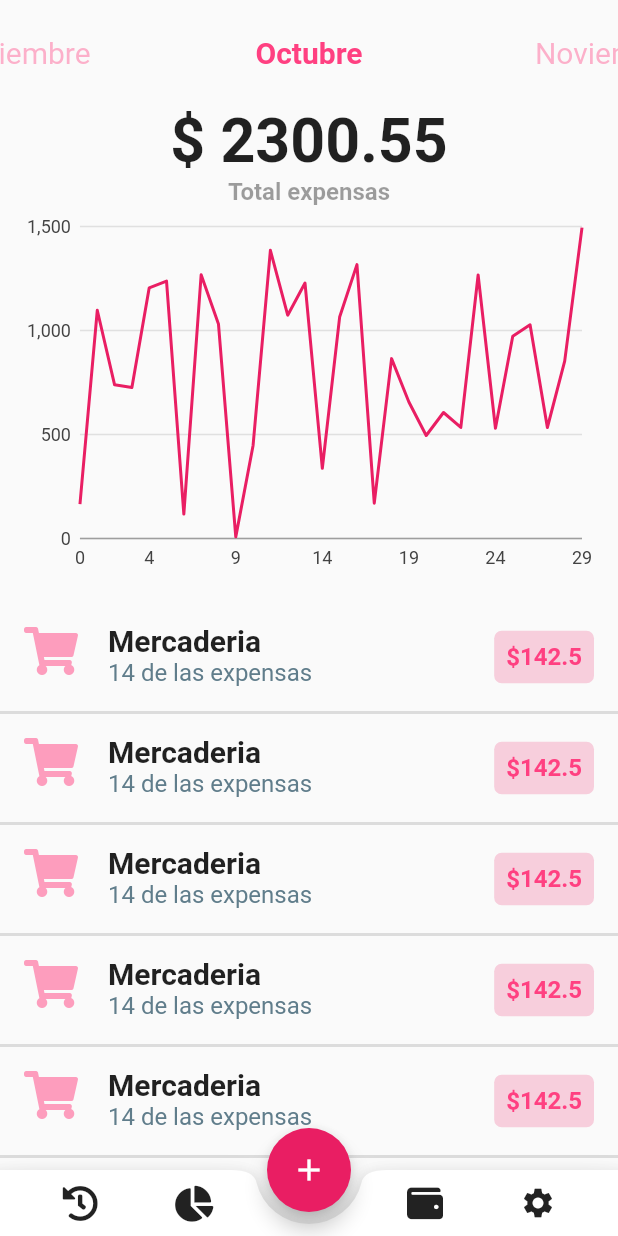
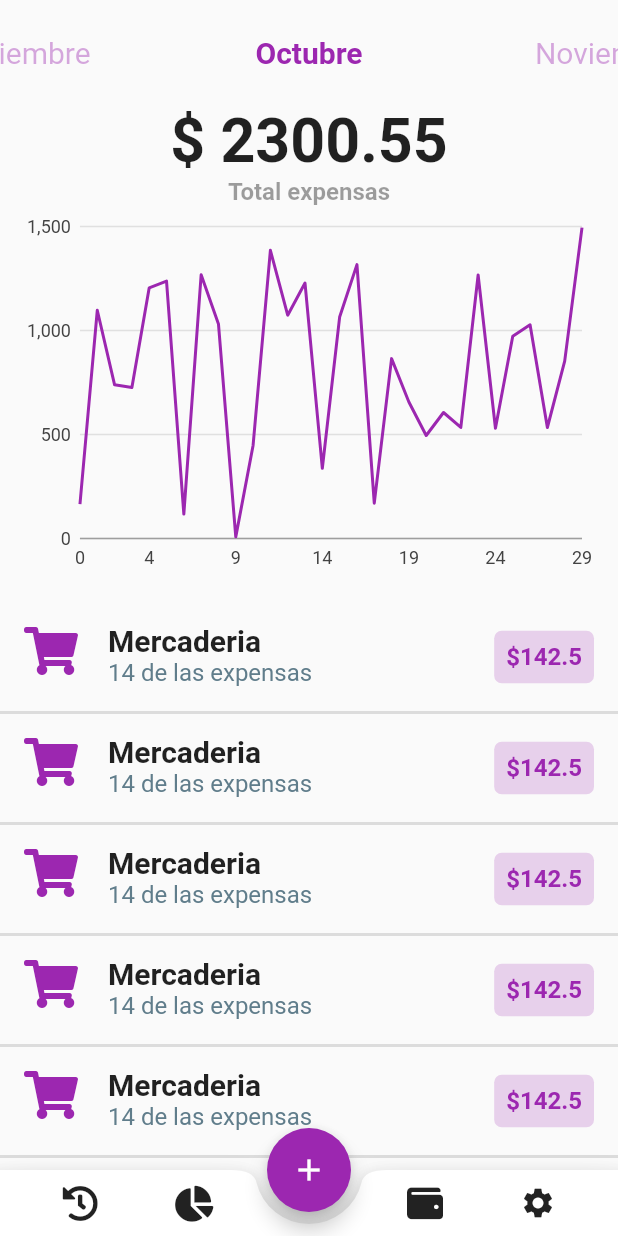
Before and after one commit to christianToscano96/Expense-Control, a Flutter app: the screen it shows after launch, on a phone screen of 412 x 824 dp. Run offline on Flutter 3.47's test engine with Material 2 defaults, Android fonts, the phone set to English and light mode, and no system bars; our stand-ins replace charts_flutter, cloud_firestore, font_awesome_flutter; accounts and stored records are empty.

Commit message:
creating widget months

```diff
--- a/lib/grafico.dart
+++ b/lib/grafico.dart
@@ -53,7 +53,7 @@ class _GraphWidgetState extends State<GraphWidget> {
     List<Series<double, num>> series = [
       Series<double, int>(
         id: 'Gasto',
-        colorFn: (_, __) => MaterialPalette.pink.shadeDefault,
+        colorFn: (_, __) => MaterialPalette.purple.shadeDefault,
         domainFn: (value, index) => index,
         measureFn: (value, _) => value,
         data: data,
--- a/lib/main.dart
+++ b/lib/main.dart
@@ -4,8 +4,8 @@ import 'package:cloud_firestore/cloud_firestore.dart';
 
 //iconos
 import 'package:font_awesome_flutter/font_awesome_flutter.dart';
-//pages
-import 'package:gastos/grafico.dart';
+import 'package:gastos/month_widget.dart';
+
 
 
 void main() {
@@ -20,7 +20,7 @@ class MyApp extends StatelessWidget {
       title: 'Gestion Gastos',
       theme: ThemeData(
 
-        primarySwatch: Colors.pink,
+        primarySwatch: Colors.purple,
 
         visualDensity: VisualDensity.adaptivePlatformDensity,
       ),
@@ -40,14 +40,23 @@ class _HomePageState extends State<HomePage> {
 
   //conroller para maejar el scroll view de los meses
   PageController _controller;
-  int pageInitial = 9;
+  int currentPage = 9;
+  //firebase variable
+  Stream<QuerySnapshot> _query;
 
   @override
   void initState(){
     super.initState();
 
+    //firebase
+    _query = Firestore.instance
+              .collection('expenses')
+              .where("month", isEqualTo: currentPage + 1)
+              .snapshots();
+
+
     _controller = PageController(
-      initialPage: pageInitial,
+      initialPage: currentPage,
       viewportFraction: 0.4,
     );
   }
@@ -74,16 +83,27 @@ class _HomePageState extends State<HomePage> {
         child: Column(
           children: <Widget>[
             _selector(),
-            _expensas(),
-            _graficos(),
-            SizedBox(height: 15.0,),
-            _lista(),
+            StreamBuilder<QuerySnapshot>(
+              stream: _query,
+              builder: (BuildContext context, AsyncSnapshot<QuerySnapshot> data){
+                if(data.hasData){
+                  return MonthWidget(
+                    documents: data.data.documents,
+                  );
+                }else{
+                  return Center(
+                    child: CircularProgressIndicator(),
+                  );
+                }
+
+              }
+            ),
           ],
         ),
       );
     }
 
-    //Widgets de areas
+    //Widgets de meses
     Widget _selector(){
       return SizedBox.fromSize(
         size: Size.fromHeight(70.0),
@@ -91,7 +111,12 @@ class _HomePageState extends State<HomePage> {
           controller: _controller,
           onPageChanged: (newPage) {
             setState(() {
-              pageInitial = newPage;
+              currentPage = newPage;
+              //atar al cambio de pagina
+              _query = Firestore.instance
+                  .collection('expenses')
+                  .where("month", isEqualTo: currentPage + 1)
+                  .snapshots();
             });
           },
         children: <Widget>[
@@ -118,17 +143,17 @@ class _HomePageState extends State<HomePage> {
       final selected = TextStyle(
         fontSize: 20.0,
         fontWeight: FontWeight.bold,
-        color: Colors.pinkAccent
+        color: Colors.purple
       );
       final unselected = TextStyle(
         fontSize: 20.0,
         fontWeight: FontWeight.normal,
-        color: Colors.pinkAccent.withOpacity(0.4),
+        color: Colors.purple.withOpacity(0.4),
       );
 
-      if(position == pageInitial){
+      if(position == currentPage){
         _alignment = Alignment.center;
-      } else if(position > pageInitial) {
+      } else if(position > currentPage) {
         _alignment = Alignment.centerRight;
       }else{
         _alignment = Alignment.centerLeft;
@@ -137,85 +162,12 @@ class _HomePageState extends State<HomePage> {
       return Align(
         alignment: _alignment,
         child: Text(name,
-          style: position == pageInitial ? selected : unselected,
+          style: position == currentPage ? selected : unselected,
         )
       );
     }
 
-
-    //total expensas
-    Widget _expensas() {
-      return Column(
-        children: <Widget>[
-            Text("\$ 2300.55",
-              style: TextStyle(fontSize: 40.6,
-              fontWeight: FontWeight.bold,
-              ),
-            ),
-
-          Text("Total expensas",
-              style: TextStyle(fontWeight: FontWeight.bold,
-              color: Colors.black38, fontSize: 16.0
-            ),
-          ),
-        ],
-      );
-    }
-
-    //graficos
-    Widget _graficos() {
-      return Container(
-        padding: EdgeInsets.symmetric(horizontal: 10.0),
-        height: 250.0,
-        child: GraphWidget()
-      );
-    }
-
-    //lista
-    Widget _lista() {
-      return Expanded(
-        child: ListView.separated(
-          itemCount: 15,
-          itemBuilder: (BuildContext context, int index ) =>_item(FontAwesomeIcons.shoppingCart, 'Mercaderia', 14, 142.50),
-          separatorBuilder: (BuildContext context, int index ) {
-            return Container(
-              color: Colors.black12,
-              height: 2.0,
-            );
-          } ,
-        ),
-      );
-    }
-
-    //metodo para generar el layout de la listas
-    Widget _item(IconData icon, String categoria, int porcentaje, double gasto) {
-
-      return ListTile(
-        leading: Icon(icon, color: Colors.pinkAccent.withOpacity(0.5), size: 32.0),
-        title: Text(categoria, style: TextStyle( fontWeight: FontWeight.bold, fontSize: 20.0)),
-        subtitle: Text('$porcentaje de las expensas',style: TextStyle(color: Colors.blueGrey, fontSize: 16.0)),
-        trailing: Container(
-          decoration:  BoxDecoration(
-            color: Colors.pink.withOpacity(0.2),
-            borderRadius: BorderRadius.circular(5.0)
-          ),
-          child: Padding(
-            padding: const EdgeInsets.all(8.0),
-            child: Text('\$$gasto',
-            style: TextStyle(
-                color: Colors.pinkAccent,
-                fontWeight: FontWeight.bold,
-                fontSize: 16.0,
-              ),
-            ),
-          ),
-        ),
-      );
-    }
-
-
-
-    //widget de botonera
+   //widget de botonera
     Widget _botonera() {
       return BottomAppBar(
           notchMargin: 8.0,
@@ -243,4 +195,6 @@ class _HomePageState extends State<HomePage> {
         onTap: (){},
       );
     }
+
+
 }
--- /dev/null
+++ b/lib/month_widget.dart
@@ -0,0 +1,109 @@
+import 'package:flutter/material.dart';
+import 'package:font_awesome_flutter/font_awesome_flutter.dart';
+import 'package:cloud_firestore/cloud_firestore.dart';
+//pages
+import 'package:gastos/grafico.dart';
+
+class MonthWidget extends StatefulWidget {
+
+  final List<DocumentSnapshot> documents;
+  final double total;
+
+  MonthWidget({Key key, this.documents}) :
+        total = documents.map((doc) => doc['value'])
+          .fold(0.0, (a, b) => a + b),
+        super(key: key);
+
+  @override
+  _MonthWidgetState createState() => _MonthWidgetState();
+}
+
+class _MonthWidgetState extends State<MonthWidget> {
+  @override
+  Widget build(BuildContext context) {
+    return Expanded(
+      child: Column(
+       children: <Widget>[
+          _expensas(),
+          _graficos(),
+          SizedBox(height: 15.0,),
+          _lista(),
+       ],
+      ),
+    );
+  }
+
+  //total expensas
+    Widget _expensas() {
+      return Column(
+        children: <Widget>[
+            Text("\$ 2300.55",
+              style: TextStyle(fontSize: 40.6,
+              fontWeight: FontWeight.bold,
+              ),
+            ),
+
+          Text("Total expensas",
+              style: TextStyle(fontWeight: FontWeight.bold,
+              color: Colors.black38, fontSize: 16.0
+            ),
+          ),
+        ],
+      );
+    }
+
+    //graficos
+    Widget _graficos() {
+      return Container(
+        padding: EdgeInsets.symmetric(horizontal: 10.0),
+        height: 250.0,
+        child: GraphWidget()
+      );
+    }
+
+    //lista
+    Widget _lista() {
+      return Expanded(
+        child: ListView.separated(
+          itemCount: 15,
+          itemBuilder: (BuildContext context, int index ) =>_item(FontAwesomeIcons.shoppingCart, 'Mercaderia', 14, 142.50),
+          separatorBuilder: (BuildContext context, int index ) {
+            return Container(
+              color: Colors.black12,
+              height: 2.0,
+            );
+          } ,
+        ),
+      );
+    }
+
+    //metodo para generar el layout de la listas
+    Widget _item(IconData icon, String categoria, int porcentaje, double gasto) {
+
+      return ListTile(
+        leading: Icon(icon, color: Colors.purple, size: 32.0),
+        title: Text(categoria, style: TextStyle( fontWeight: FontWeight.bold, fontSize: 20.0)),
+        subtitle: Text('$porcentaje de las expensas',style: TextStyle(color: Colors.blueGrey, fontSize: 16.0)),
+        trailing: Container(
+          decoration:  BoxDecoration(
+            color: Colors.purple.withOpacity(0.2),
+            borderRadius: BorderRadius.circular(5.0)
+          ),
+          child: Padding(
+            padding: const EdgeInsets.all(8.0),
+            child: Text('\$$gasto',
+            style: TextStyle(
+                color: Colors.purple,
+                fontWeight: FontWeight.bold,
+                fontSize: 16.0,
+              ),
+            ),
+          ),
+        ),
+      );
+    }
+
+
+
+
+}
```
